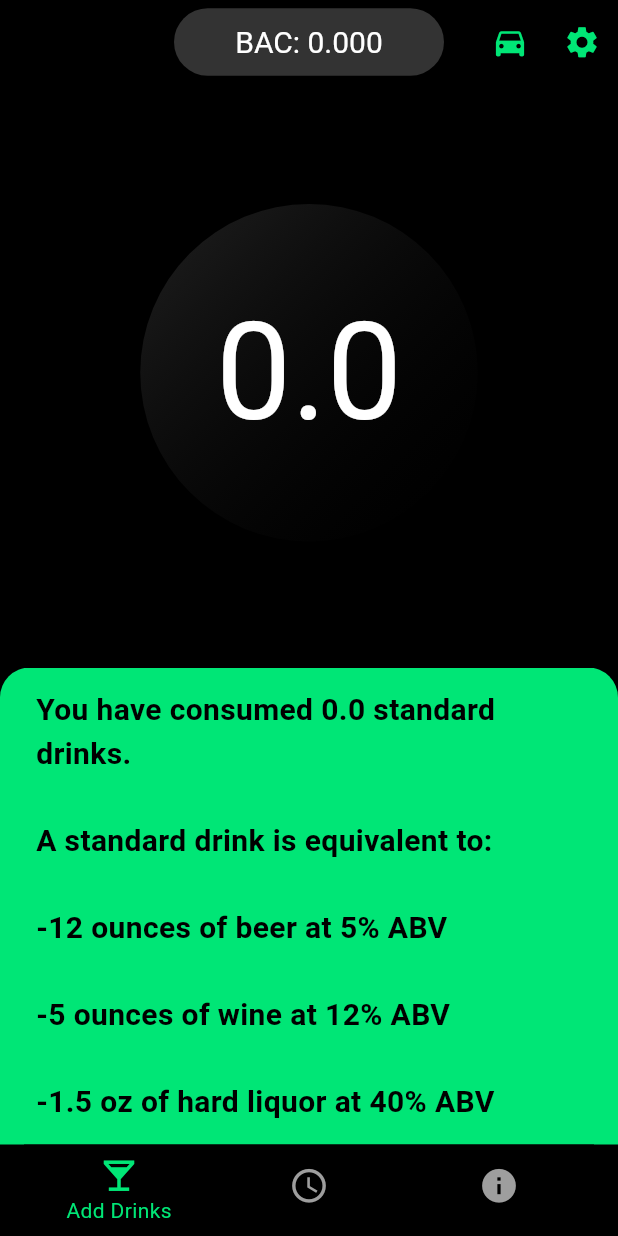
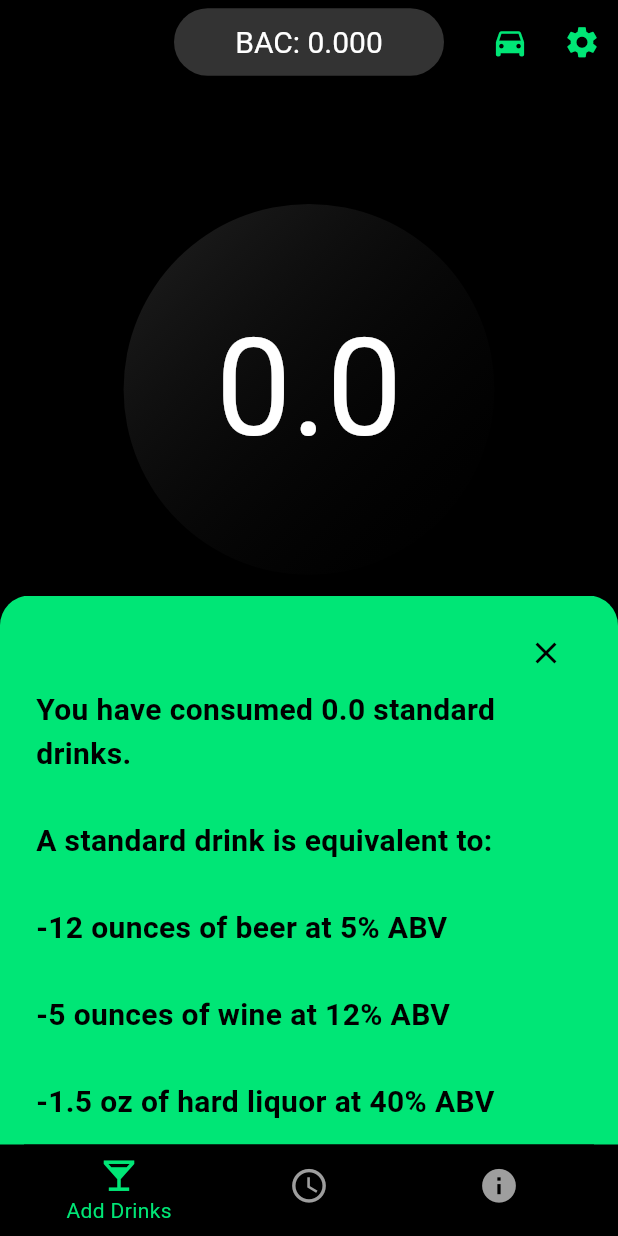
Before and after one commit to rahulg221/party_pal_, a Flutter app: the screen it shows after launch, after a tap on "0.0", on a phone screen of 412 x 824 dp. Run offline on Flutter 3.47's test engine with Material 2 defaults, Android fonts, the light colour scheme and no system bars; our stand-ins replace animated_splash_screen, flutter_riverpod, shared_preferences; missing offline and left inert: activity_ring; Roboto replaces fonts that are missing (Karla).

Commit message:
Add files via upload

```diff
--- a/lib/bac_info.dart
+++ b/lib/bac_info.dart
@@ -106,9 +106,12 @@ class _MyInfoPageState extends ConsumerState<MyInfoPage> {
                 SizedBox(height: 15),
                 Align(
                   alignment: Alignment.bottomLeft,
-                  child: Text(
-                    '${bac.toStringAsFixed(3)}%',
-                    style: Theme.of(context).textTheme.headlineLarge,
+                  child: FittedBox(
+                    fit: BoxFit.fitWidth,
+                    child: Text(
+                      '${bac.toStringAsFixed(3)}%',
+                      style: Theme.of(context).textTheme.headlineLarge,
+                    ),
                   ),
                 ),
               ],
--- a/lib/homepage.dart
+++ b/lib/homepage.dart
@@ -185,8 +185,11 @@ class _MyHomePageState extends ConsumerState<MyHomePage> {
                       ? Colors.black
                       : Colors.white,
                 ),
-                label: Text('Beer',
-                    style: Theme.of(context).textTheme.displaySmall),
+                label: FittedBox(
+                  fit: BoxFit.fitWidth,
+                  child: Text('Beer',
+                      style: Theme.of(context).textTheme.displaySmall),
+                ),
               ),
             ),
           ),
@@ -219,8 +222,11 @@ class _MyHomePageState extends ConsumerState<MyHomePage> {
                       ? Colors.black
                       : Colors.white,
                 ),
-                label: Text('Liquor',
-                    style: Theme.of(context).textTheme.displaySmall),
+                label: FittedBox(
+                  fit: BoxFit.fitWidth,
+                  child: Text('Liquor',
+                      style: Theme.of(context).textTheme.displaySmall),
+                ),
               ),
             ),
           ),
@@ -259,21 +265,26 @@ class _MyHomePageState extends ConsumerState<MyHomePage> {
                       ? Colors.black
                       : Colors.white,
                 ),
-                label: Text('Wine',
-                    style: Theme.of(context).textTheme.displaySmall),
+                label: FittedBox(
+                  fit: BoxFit.fitWidth,
+                  child: Text('Wine',
+                      style: Theme.of(context).textTheme.displaySmall),
+                ),
               ),
             ),
           ),
         ],
       );
 
-  Widget _countDisplay(double count, Color color, double bacRatio) => Stack(
+  Widget _countDisplay(double count, Color color, double bacRatio, double width,
+          double height) =>
+      Stack(
         alignment: const Alignment(0.6, 0.6),
         children: [
           Ring(
             percent: (bacRatio * 100) > 0 ? (bacRatio * 100) : 0,
             color: RingColorScheme(ringColor: color),
-            radius: 120,
+            radius: width * 0.3,
             width: 15,
             child: GestureDetector(
               onTap: () {
@@ -289,18 +300,34 @@ class _MyHomePageState extends ConsumerState<MyHomePage> {
                           20.0), // Adjust the top right corner radius here
                     ),
                   ),
-                  content: Text(
-                      'You have consumed ${count.toStringAsFixed(1)} standard drinks.\n\nA standard drink is equivalent to:\n\n-12 ounces of beer at 5% ABV\n\n-5 ounces of wine at 12% ABV\n\n-1.5 oz of hard liquor at 40% ABV',
-                      style: TextStyle(
-                          color: Colors.black, fontWeight: FontWeight.bold)),
+                  content: Column(
+                    children: [
+                      Align(
+                        alignment: Alignment.topRight,
+                        child: IconButton(
+                          icon: Icon(Icons.close),
+                          onPressed: () {
+                            // Close the SnackBar when the close button is pressed
+                            ScaffoldMessenger.of(context).hideCurrentSnackBar();
+                          },
+                          color: Colors.black,
+                        ),
+                      ),
+                      Text(
+                          'You have consumed ${count.toStringAsFixed(1)} standard drinks.\n\nA standard drink is equivalent to:\n\n-12 ounces of beer at 5% ABV\n\n-5 ounces of wine at 12% ABV\n\n-1.5 oz of hard liquor at 40% ABV',
+                          style: TextStyle(
+                              color: Colors.black,
+                              fontWeight: FontWeight.bold)),
+                    ],
+                  ),
                   backgroundColor: ref.watch(colorController),
                 );
 
                 ScaffoldMessenger.of(context).showSnackBar(snackBar);
               },
               child: Container(
-                width: 225,
-                height: 225,
+                width: width * 0.3 * 2,
+                height: width * 0.3 * 2,
                 decoration: BoxDecoration(
                     gradient: LinearGradient(
                       begin: Alignment.topLeft,
@@ -750,8 +777,12 @@ class _MyHomePageState extends ConsumerState<MyHomePage> {
               mainAxisSize: MainAxisSize.min,
               children: <Widget>[
                 SizedBox(height: 80),
-                _countDisplay(count, color,
-                    findRatio(recLevel, bac, legalLimit, tolerance)),
+                _countDisplay(
+                    count,
+                    color,
+                    findRatio(recLevel, bac, legalLimit, tolerance),
+                    width,
+                    height),
                 Expanded(child: SizedBox()),
                 _drinkSelector(),
                 SizedBox(height: 6),
--- a/lib/settings.dart
+++ b/lib/settings.dart
@@ -92,7 +92,7 @@ class _MySettingsPageState extends ConsumerState<MySettingsPage> {
               },
               child: Text('Male',
                   style: TextStyle(
-                      fontSize: 20,
+                      fontSize: 18,
                       color: MyApp.themeNotifier.value == ThemeMode.light
                           ? Colors.black
                           : ref.read(genderController) == 0.68
@@ -126,7 +126,7 @@ class _MySettingsPageState extends ConsumerState<MySettingsPage> {
               },
               child: Text('Female',
                   style: TextStyle(
-                      fontSize: 20,
+                      fontSize: 18,
                       color: MyApp.themeNotifier.value == ThemeMode.light
                           ? Colors.black
                           : ref.read(genderController) == 0.55
@@ -162,14 +162,16 @@ class _MySettingsPageState extends ConsumerState<MySettingsPage> {
               onPressed: () {
                 ref.read(unitController.notifier).setUnit(2);
               },
+              child: FittedBox(
                 child: Text('Imperial (oz/lbs)',
                     style: TextStyle(
-                      fontSize: 20,
+                        fontSize: 18,
                         color: MyApp.themeNotifier.value == ThemeMode.light
                             ? Colors.black
                             : ref.read(unitController) == 2
                                 ? Colors.black
                                 : Colors.white)),
+              ),
             ),
           ),
           SizedBox(width: 6),
@@ -268,7 +270,7 @@ class _MySettingsPageState extends ConsumerState<MySettingsPage> {
               },
               child: Text('Light',
                   style: TextStyle(
-                      fontSize: 20,
+                      fontSize: 18,
                       color: MyApp.themeNotifier.value == ThemeMode.light
                           ? Colors.black
                           : ref.read(recController) == 1
@@ -302,7 +304,7 @@ class _MySettingsPageState extends ConsumerState<MySettingsPage> {
               },
               child: Text('Moderate',
                   style: TextStyle(
-                      fontSize: 20,
+                      fontSize: 18,
                       color: MyApp.themeNotifier.value == ThemeMode.light
                           ? Colors.black
                           : ref.read(recController) == 2
@@ -336,7 +338,7 @@ class _MySettingsPageState extends ConsumerState<MySettingsPage> {
               },
               child: Text('Heavy',
                   style: TextStyle(
-                      fontSize: 20,
+                      fontSize: 18,
                       color: MyApp.themeNotifier.value == ThemeMode.light
                           ? Colors.black
                           : ref.read(recController) == 3
```
Lines whose indentation alone changed are shown as unchanged.
